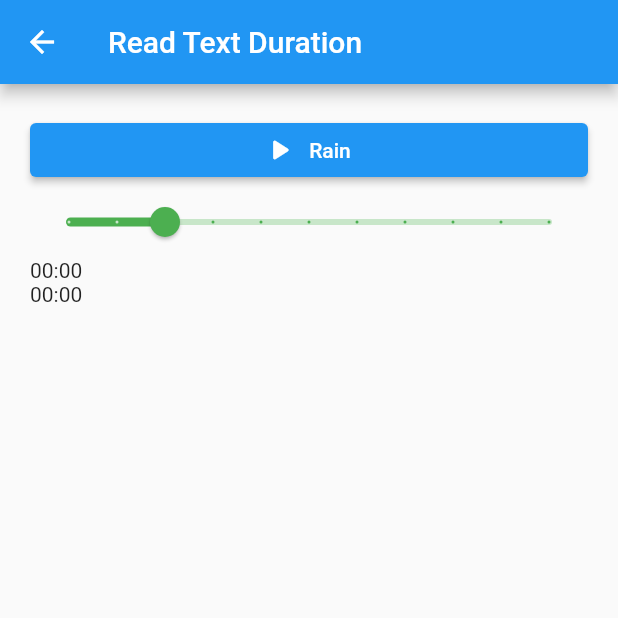
After one commit to tharindu97/Flutter-Audio-Player-TEST, a Flutter app: the DurationTimeSet screen opened by its route, on a phone screen of 412 x 824 dp, the top half of it. The commit adds this screen. Run offline on Flutter 3.47's test engine with Material 2 defaults, Android fonts, the phone set to English and light mode, and no system bars; our stand-ins replace audioplayers, cloud_firestore, firebase_core, flutter_tts; accounts and stored records are empty.

Commit message:
duration

```diff
--- /dev/null
+++ b/audioandtts/lib/pages/duration_time.dart
@@ -0,0 +1,126 @@
+import 'package:audioandtts/constant/audio_url.dart';
+import 'package:audioandtts/widgets/customBtn.dart';
+import 'package:audioplayers/audioplayers.dart';
+import 'package:flutter/material.dart';
+
+class DurationTimeSet extends StatefulWidget {
+  static const routerName = "/duration";
+  @override
+  _DurationTimeSetState createState() => _DurationTimeSetState();
+}
+
+enum PlayerState { stopped, playing, paused }
+
+class _DurationTimeSetState extends State<DurationTimeSet> {
+
+  double rainSoundVolume = 0.2;
+
+  late AudioPlayer audioPlayer;
+  PlayerState playerState = PlayerState.stopped;
+  get isPlaying => playerState == PlayerState.playing;
+
+  /// Optional
+  int timeProgress = 0;
+  int audioDuration = 0;
+
+  /// Optional
+  Widget slider() {
+    return Container(
+      width: 300.0,
+      child: Slider.adaptive(
+          value: timeProgress.toDouble(),
+          max: audioDuration.toDouble(),
+          onChanged: (value) {
+            seekToSec(value.toInt());
+          }),
+    );
+  }
+
+  /// Optional
+  void seekToSec(int sec) {
+    Duration newPos = Duration(seconds: sec);
+    audioPlayer.seek(newPos); // Jumps to the given position within the audio file
+  }
+
+  /// Optional
+  String getTimeString(int seconds) {
+    String minuteString = '${(seconds / 60).floor() < 10 ? 0 : ''}${(seconds / 60).floor()}';
+    String secondString = '${seconds % 60 < 10 ? 0 : ''}${seconds % 60}';
+    return '$minuteString:$secondString'; // Returns a string with the format mm:ss
+  }
+
+
+  @override
+  void initState() {
+    super.initState();
+    audioPlayer = AudioPlayer();
+    /// Optional
+    audioPlayer.setUrl(AudioURL.RAIN_URL); // Triggers the onDurationChanged listener and sets the max duration string
+    audioPlayer.onDurationChanged.listen((Duration duration) {
+      setState(() {
+        audioDuration = duration.inSeconds;
+      });
+    });
+    audioPlayer.onAudioPositionChanged.listen((Duration position) async {
+      setState(() {
+        timeProgress = position.inSeconds;
+      });
+      if(timeProgress == 10){
+        print("Audio is Looping");
+      }
+    });
+  }
+
+  //for first audio
+  Future playRain() async {
+    await audioPlayer.play(AudioURL.RAIN_URL, volume: rainSoundVolume);
+    setState(() {
+      playerState = PlayerState.playing;
+    });
+  }
+
+  Future stopRain() async {
+    await audioPlayer.pause();
+    setState(() {
+      playerState = PlayerState.paused;
+    });
+  }
+
+  @override
+  Widget build(BuildContext context) {
+    return Scaffold(
+      appBar: AppBar(
+        title: Text("Read Text Duration"),
+      ),
+      body: Container(
+        margin: EdgeInsets.all(20.0),
+        child: ListView(
+          children: [
+            CustomBtn(
+              onPressed: () => playerState == PlayerState.playing ? stopRain() : playRain(),
+              icon: Icon(playerState == PlayerState.playing ? Icons.pause_rounded : Icons.play_arrow_rounded),
+              label: "Rain",
+            ),
+            Slider(
+              value: rainSoundVolume,
+              min: 0,
+              max: 1,
+              activeColor: Colors.green,
+              inactiveColor: Colors.green.shade100,
+              onChanged: (value){
+                setState(() {
+                  rainSoundVolume = value;
+                  audioPlayer.setVolume(value);
+                });
+              },
+              divisions: 10,
+              label: "$rainSoundVolume",
+            ),
+            Text(getTimeString(timeProgress)),
+            Text(getTimeString(audioDuration))
+          ],
+        ),
+      ),
+    );
+  }
+}
--- a/audioandtts/lib/routes.dart
+++ b/audioandtts/lib/routes.dart
@@ -1,4 +1,5 @@
 import 'package:audioandtts/pages/all_quotes_page.dart';
+import 'package:audioandtts/pages/duration_time.dart';
 import 'package:audioandtts/pages/home.dart';
 import 'package:audioandtts/pages/quoteToSpeech.dart';
 import 'package:audioandtts/pages/quotes_read.dart';
@@ -9,4 +10,5 @@ final Map<String, WidgetBuilder> routes = {
   QuoteToSpeech.routeName: (_) => QuoteToSpeech(),
   AllQuotes.routerName: (_) => AllQuotes(),
   QuotesRead.routeName: (_) => QuotesRead(),
+  DurationTimeSet.routerName: (_) => DurationTimeSet(),
 };
```
Also changed, not shown: audioandtts/lib/pages/home.dart (+9 -0 lines).
